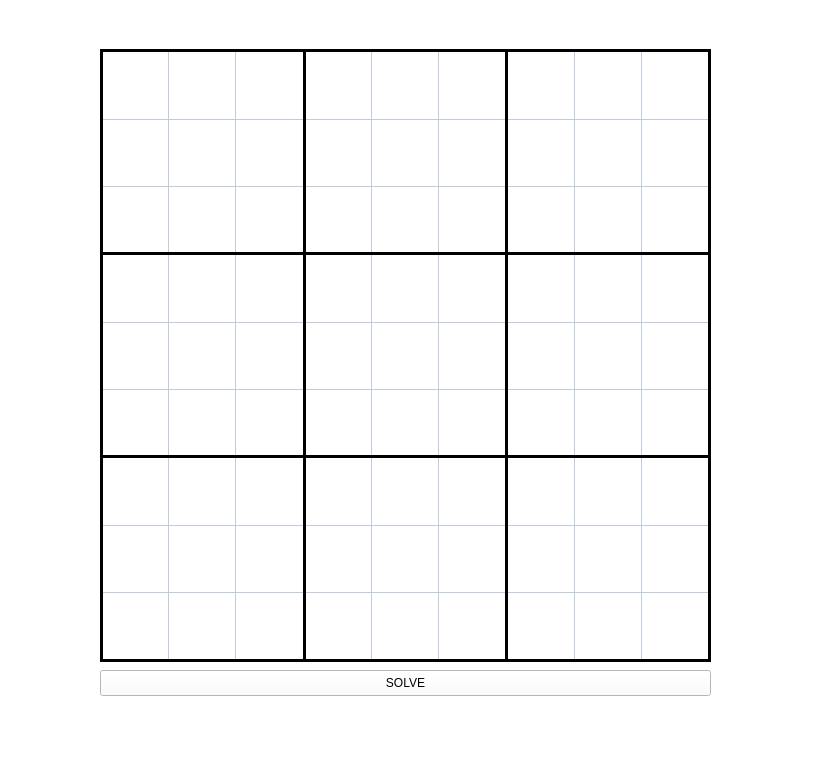
Before: the Qt Designer form src/mainwindow.ui in Alonkopilov/qt-sudoku-logic-solver, drawn with Qt 5.
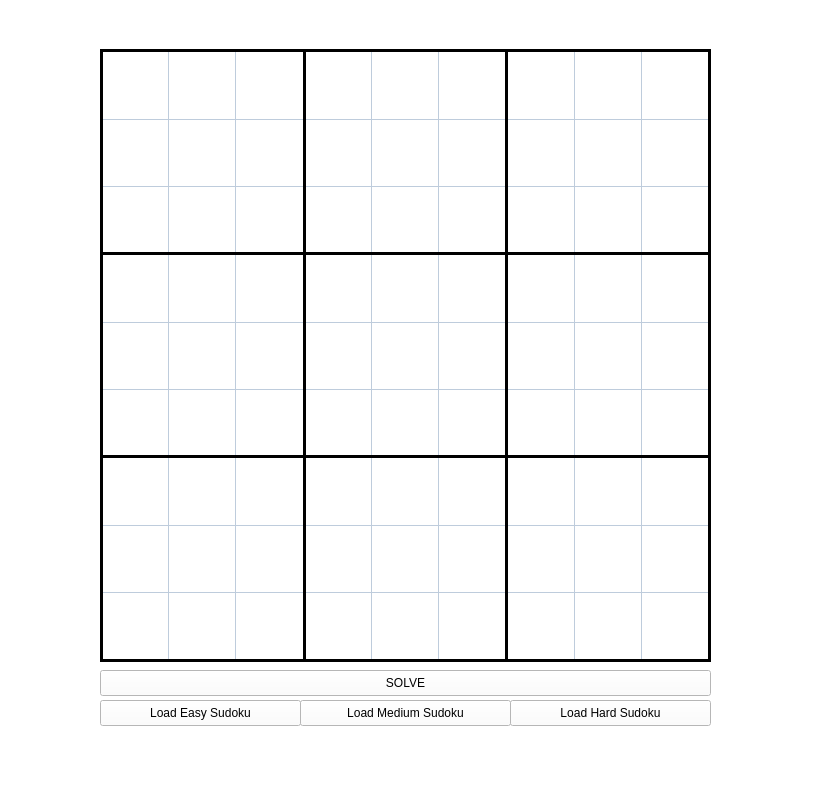
After: the same form once the commit is applied.

Commit message: Added option to reload sudoku problems

Diff of the .ui file:
```diff
--- a/src/mainwindow.ui
+++ b/src/mainwindow.ui
@@ -7,7 +7,7 @@
     <x>0</x>
     <y>0</y>
     <width>826</width>
-    <height>778</height>
+    <height>791</height>
    </rect>
   </property>
   <property name="windowTitle">
@@ -518,6 +518,45 @@
      <enum>Qt::Horizontal</enum>
     </property>
    </widget>
+   <widget class="QPushButton" name="btnLoadEasy">
+    <property name="geometry">
+     <rect>
+      <x>100</x>
+      <y>700</y>
+      <width>201</width>
+      <height>26</height>
+     </rect>
+    </property>
+    <property name="text">
+     <string>Load Easy Sudoku</string>
+    </property>
+   </widget>
+   <widget class="QPushButton" name="btnLoadMedium">
+    <property name="geometry">
+     <rect>
+      <x>300</x>
+      <y>700</y>
+      <width>211</width>
+      <height>26</height>
+     </rect>
+    </property>
+    <property name="text">
+     <string>Load Medium Sudoku</string>
+    </property>
+   </widget>
+   <widget class="QPushButton" name="btnLoadHard">
+    <property name="geometry">
+     <rect>
+      <x>510</x>
+      <y>700</y>
+      <width>201</width>
+      <height>26</height>
+     </rect>
+    </property>
+    <property name="text">
+     <string>Load Hard Sudoku</string>
+    </property>
+   </widget>
    <zorder>gridLayoutWidget</zorder>
    <zorder>pushButton</zorder>
    <zorder>line_7</zorder>
```
Left out of the diff: 7 changed lines with no effect on the pictures. The commit also changes 2 other files.
